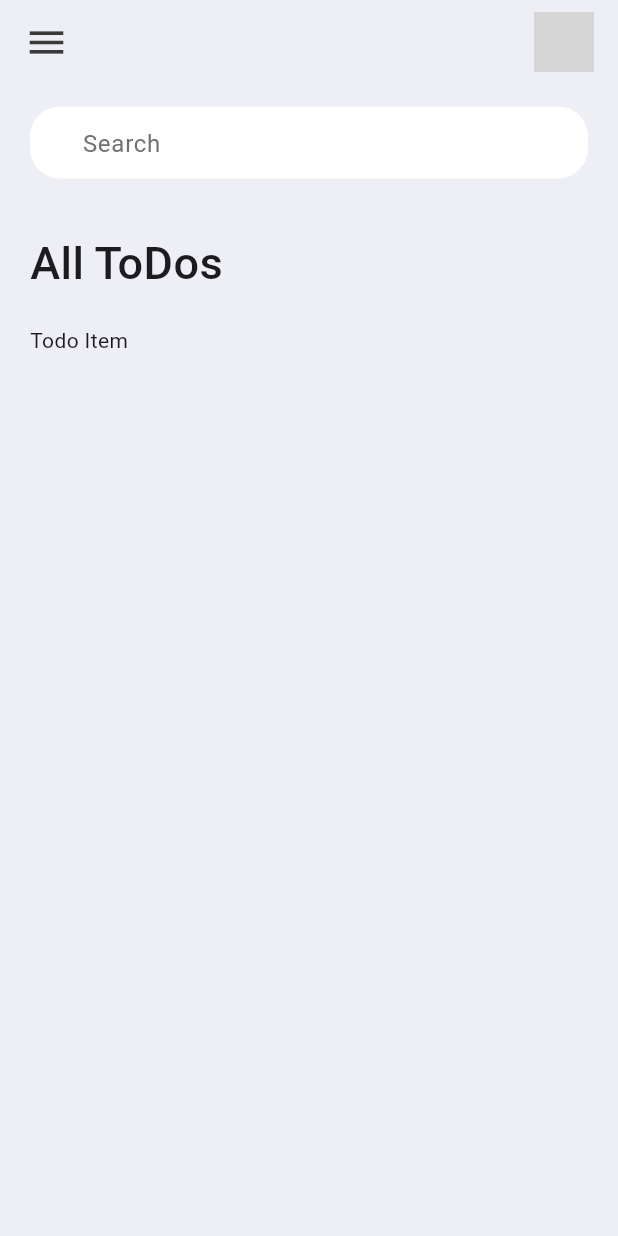
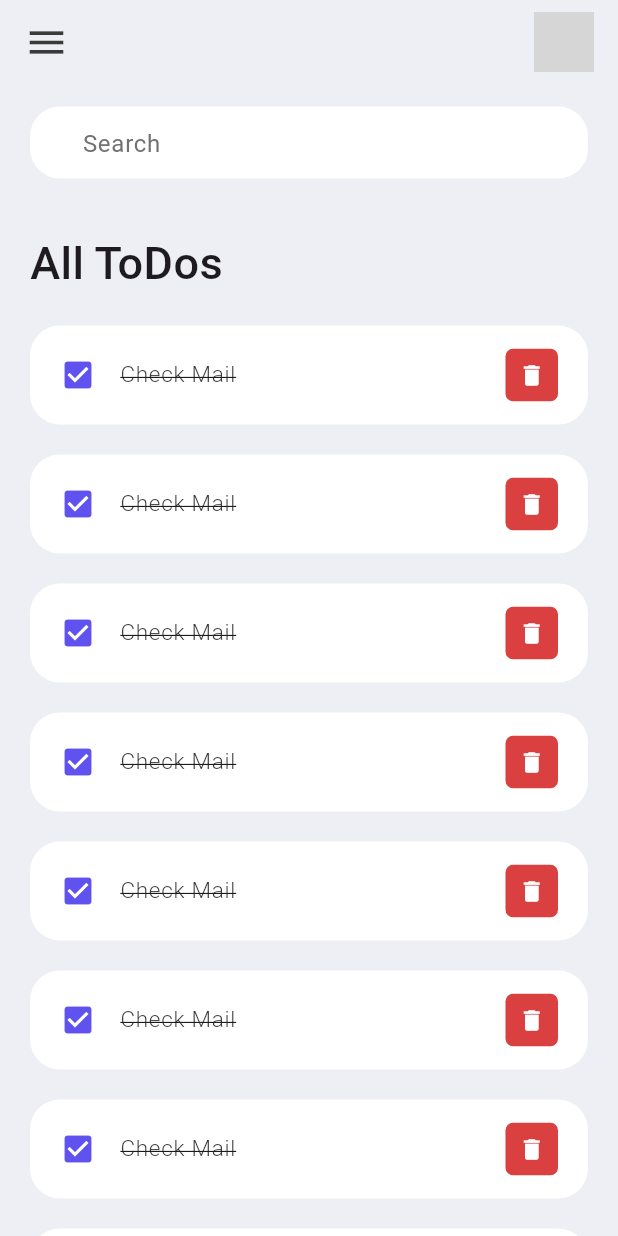
Before and after one commit to Nithish11/Cognorise_infor-intrn, a Flutter app: the screen it shows after launch, on a phone screen of 412 x 824 dp. Run offline on Flutter 3.47's test engine with Material 3 defaults, Android fonts, the phone set to English and light mode, and no system bars; grey boxes are pictures that could not be loaded.

```diff
--- a/todo_list/lib/screens/home.dart
+++ b/todo_list/lib/screens/home.dart
@@ -33,7 +33,16 @@ class _todolistState extends State<todolist> {
                       ),
                     ),
                   ),
-                  ToDoItem()
+                  ToDoItem(),
+                  ToDoItem(),
+                  ToDoItem(),
+                  ToDoItem(),
+                  ToDoItem(),
+                  ToDoItem(),
+                  ToDoItem(),
+                  ToDoItem(),
+
+
                 ],
               ),
             )
--- a/todo_list/lib/widgets/todo_item.dart
+++ b/todo_list/lib/widgets/todo_item.dart
@@ -1,4 +1,7 @@
+import 'dart:js_interop_unsafe';
+
 import 'package:flutter/material.dart';
+import 'package:todo_list/constants/colors.dart';
 
 class ToDoItem extends StatefulWidget {
   const ToDoItem({super.key});
@@ -11,7 +14,44 @@ class _ToDoItemState extends State<ToDoItem> {
   @override
   Widget build(BuildContext context) {
     return Container(
-      child: Text("Todo Item"),
+      margin: EdgeInsets.only(bottom: 20),
+      child: ListTile(
+        onTap: () {
+          print("this is listtile");
+        },
+        shape: RoundedRectangleBorder(
+          borderRadius: BorderRadius.circular(20),
+        ),
+        contentPadding: EdgeInsets.symmetric(horizontal: 20,vertical: 5),
+        tileColor: Colors.white,
+        leading: const Icon(
+          Icons.check_box,
+          color: tdBlue,
+        ),
+        title: const Text(
+          "Check Mail",
+          style: TextStyle(
+              fontSize: 15,
+              color: tdBlack,
+              fontWeight: FontWeight.w300,
+              decoration: TextDecoration.lineThrough),
+        ),
+        trailing: Container(
+          padding: EdgeInsets.all(0),
+          margin: EdgeInsets.symmetric(vertical: 9,),
+          height: 35,
+          width: 35,
+          decoration: BoxDecoration(
+            color: tdRed,
+            borderRadius: BorderRadius.circular(5),
+          ),
+          child: IconButton(
+            color: Colors.white,
+            iconSize: 18,
+            onPressed: () {},
+            icon: Icon(Icons.delete)),
+        ),
+      ),
     );
   }
 }
```
